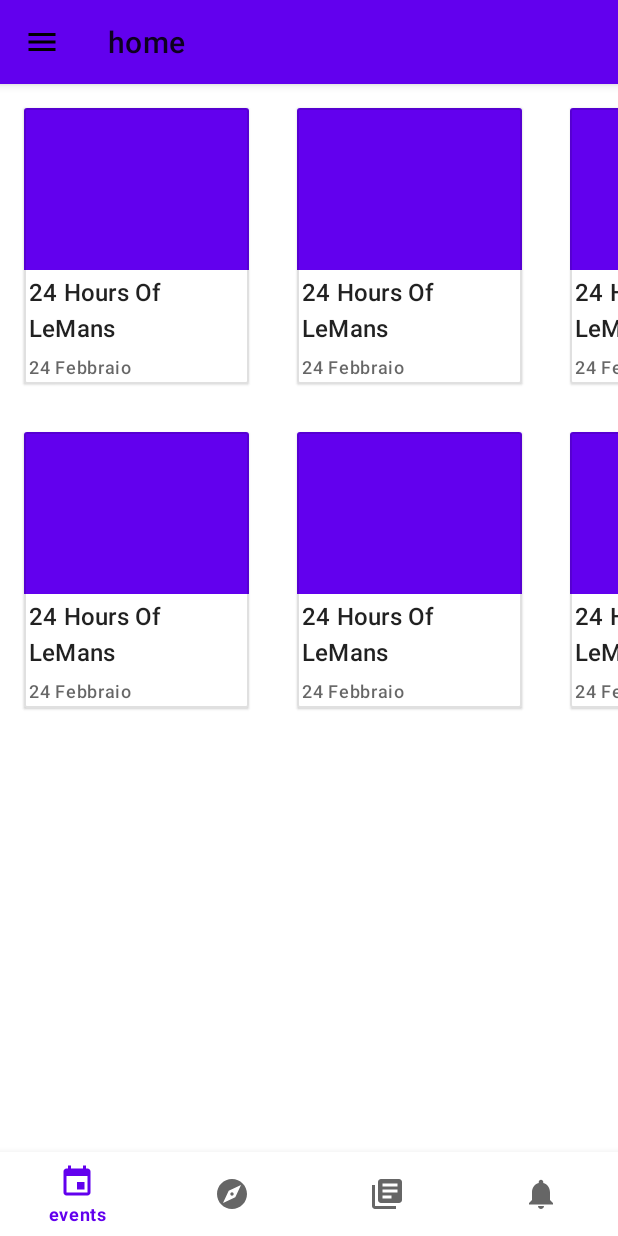
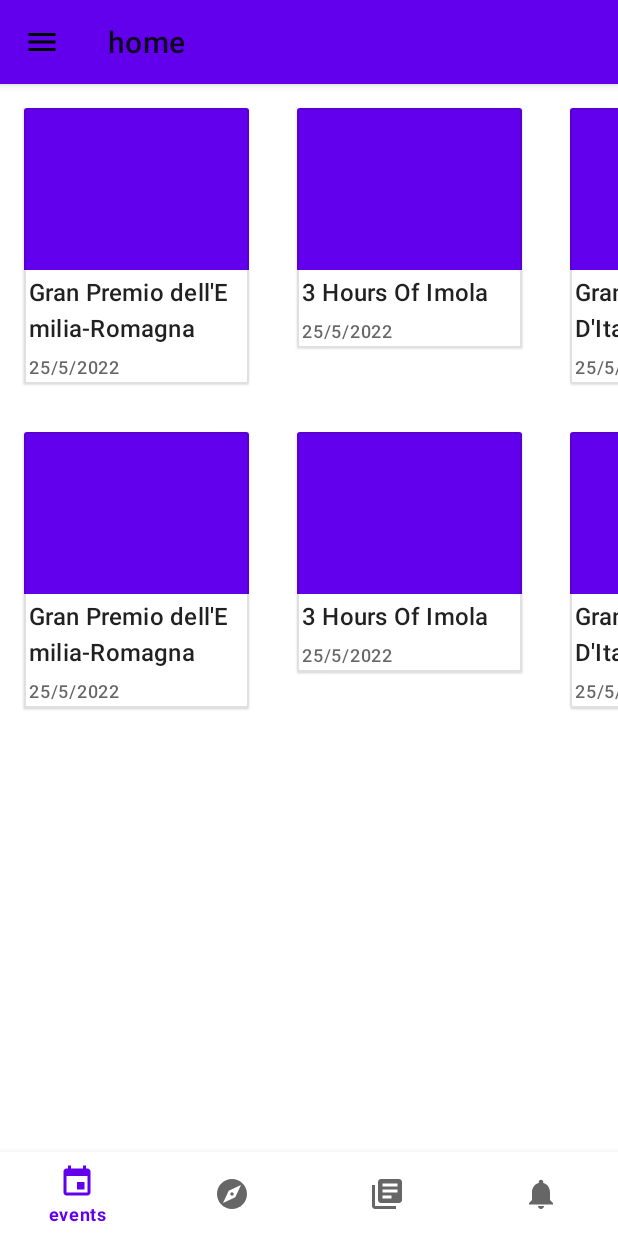
Before and after one commit to davbaldelli/MotorsportSpotter, an Android app: the screen it shows after launch (Home), on a phone screen of 412 x 824 dp. Run offline under Robolectric (Android 15) with nearby library versions, the phone set to English and light mode, and no system bars; our stand-ins replace Room's generated code.

Commit message:
added some elements to db

```diff
--- a/app/src/main/java/com/example/motorsportspotter/EventsApplication.kt
+++ b/app/src/main/java/com/example/motorsportspotter/EventsApplication.kt
@@ -5,9 +5,13 @@ import com.example.motorsportspotter.room.EventDatabase
 import com.example.motorsportspotter.room.repositories.ChampionshipRepository
 import com.example.motorsportspotter.room.repositories.EventRepository
 import com.example.motorsportspotter.room.repositories.TracksRepository
+import kotlinx.coroutines.CoroutineScope
+import kotlinx.coroutines.SupervisorJob
 
 class EventsApplication : Application() {
-    private val database by lazy { EventDatabase.getDatabase(this) }
+    private val applicationScope = CoroutineScope(SupervisorJob())
+
+    private val database by lazy { EventDatabase.getDatabase(this,applicationScope) }
     val eventRepository by lazy { EventRepository(database.eventDao()) }
     val tracksRepository by lazy { TracksRepository(database.trackDao()) }
     val championshipRepository by lazy { ChampionshipRepository(database.championshipDao()) }
--- a/app/src/main/java/com/example/motorsportspotter/components/recyclerviews/CardAdapter.kt
+++ b/app/src/main/java/com/example/motorsportspotter/components/recyclerviews/CardAdapter.kt
@@ -1,12 +1,13 @@
 package com.example.motorsportspotter.components.recyclerviews
 
-import android.annotation.SuppressLint
 import android.app.Activity
+import android.util.Log
 import android.view.LayoutInflater
 import android.view.View
 import android.view.ViewGroup
 import android.widget.ImageView
 import android.widget.TextView
+import android.widget.Toast
 import androidx.recyclerview.widget.RecyclerView
 import com.example.motorsportspotter.R
 
@@ -28,10 +29,9 @@ class CardAdapter(private var cardItemList : ArrayList<Event>, val activity: Act
         return cardItemList.count()
     }
 
-    @SuppressLint("NotifyDataSetChanged")
     fun updateList(events : List<Event>){
-        cardItemList.addAll(events)
-        notifyDataSetChanged()
+        cardItemList.addAll(0,events)
+        notifyItemRangeInserted(0, events.count())
     }
 }
 
--- a/app/src/main/java/com/example/motorsportspotter/fragments/EventFragment.kt
+++ b/app/src/main/java/com/example/motorsportspotter/fragments/EventFragment.kt
@@ -14,7 +14,9 @@ import com.example.motorsportspotter.EventsApplication
 import com.example.motorsportspotter.R
 import com.example.motorsportspotter.components.recyclerviews.CardAdapter
 import com.example.motorsportspotter.components.recyclerviews.Event
+import com.example.motorsportspotter.room.entities.Championship
 import com.example.motorsportspotter.room.entities.DBEntitiesConvertersFactory
+import com.example.motorsportspotter.room.entities.Track
 import com.example.motorsportspotter.room.viewmodel.EventsViewModel
 import com.example.motorsportspotter.room.viewmodel.EventsViewModelFactory
 import java.util.*
@@ -46,11 +48,10 @@ class EventFragment : Fragment() {
         super.onViewCreated(view, savedInstanceState)
         if(this.activity != null){
             setRecyclerView(this.requireActivity())
-            eventViewModel.allEvents.observe(viewLifecycleOwner, Observer { events ->
+            eventViewModel.allEvents.observe(viewLifecycleOwner) { events ->
                 // Update the cached copy of the words in the adapter.
-                events?.let { items -> adapter.updateList(eventConverter.convertAll(items)) }
-            })
-
+                events.let { adapter.updateList(eventConverter.convertAll(it)) }
+            }
         } else {
             Log.e("ERROR", "activity is null")
         }
@@ -59,9 +60,9 @@ class EventFragment : Fragment() {
 
     private fun setRecyclerView(activity : Activity){
         followedEventsRecyclerView = activity.findViewById(R.id.home_events_recycler_view)
-        followedEventsRecyclerView.setHasFixedSize(true)
+        followedEventsRecyclerView.setHasFixedSize(false)
         followedTracksRecyclerView = activity.findViewById(R.id.home_tracks_recycler_view)
-        followedTracksRecyclerView.setHasFixedSize(true)
+        followedTracksRecyclerView.setHasFixedSize(false)
         val events = ArrayList<Event>()
         Collections.addAll(events, Event("24 Hours Of LeMans","24 Febbraio","Circuit De La Sharthe","","WEC 2022"),
             Event("24 Hours Of LeMans","24 Febbraio","Circuit De La Sharthe","","WEC 2022"),
--- a/app/src/main/java/com/example/motorsportspotter/room/EventDatabase.kt
+++ b/app/src/main/java/com/example/motorsportspotter/room/EventDatabase.kt
@@ -1,15 +1,19 @@
 package com.example.motorsportspotter.room
 
 import android.content.Context
+import android.util.Log
 import androidx.room.Database
 import androidx.room.Room
 import androidx.room.RoomDatabase
+import androidx.sqlite.db.SupportSQLiteDatabase
 import com.example.motorsportspotter.room.dao.ChampionshipDao
 import com.example.motorsportspotter.room.dao.EventDao
 import com.example.motorsportspotter.room.dao.TrackDao
 import com.example.motorsportspotter.room.entities.Championship
 import com.example.motorsportspotter.room.entities.Event
 import com.example.motorsportspotter.room.entities.Track
+import kotlinx.coroutines.CoroutineScope
+import kotlinx.coroutines.launch
 
 @Database(entities = [Event::class, Track::class, Championship::class], version = 1, exportSchema = false)
 abstract class EventDatabase : RoomDatabase() {
@@ -18,22 +22,60 @@ abstract class EventDatabase : RoomDatabase() {
     abstract fun trackDao(): TrackDao
     abstract fun championshipDao(): ChampionshipDao
 
-    companion object{
-        private var INSTANCE :EventDatabase? = null
+    private class EventDatabaseCallback(private val scope: CoroutineScope) : RoomDatabase.Callback() {
 
-        fun getDatabase(context: Context) : EventDatabase{
+        override fun onCreate(db: SupportSQLiteDatabase) {
+            super.onCreate(db)
+            INSTANCE?.let { database ->
+                scope.launch {
+                    populateDatabase(database.eventDao(), database.trackDao(), database.championshipDao())
+                }
+            }
+        }
+
+        suspend fun populateDatabase(eventDao: EventDao, trackDao: TrackDao, championshipDao: ChampionshipDao) {
+
+            // Delete all content here.
+            eventDao.deleteAll()
+            trackDao.deleteAll()
+            championshipDao.deleteAll()
+
+            // Add sample elements.
+            trackDao.insert(Track(0,"44.34405459714158, 11.71431871153961","Autodromo Enzo e Dino Ferrari"))
+            trackDao.insert(Track(1,"44.34405459714158, 11.71431871153961","Autodromo Di Monza"))
+            championshipDao.insert(Championship(0,"Formula 1",2022))
+            championshipDao.insert(Championship(1,"GT WORLD CHALLENGE",2022))
+            eventDao.insert(Event(0,"Gran Premio dell'Emilia-Romagna",0,0,"25/5/2022",""))
+            eventDao.insert(Event(2,"Gran Premio D'Italia",1,0,"25/5/2022",""))
+            eventDao.insert(Event(1,"3 Hours Of Imola",0,1,"25/5/2022",""))
+        }
+    }
+
+    companion object {
+        @Volatile
+        private var INSTANCE: EventDatabase? = null
+
+        fun getDatabase(
+            context: Context,
+            scope: CoroutineScope
+        ): EventDatabase {
+            // if the INSTANCE is not null, then return it,
+            // if it is, then create the database
             return INSTANCE ?: synchronized(this) {
                 val instance = Room.databaseBuilder(
                     context.applicationContext,
                     EventDatabase::class.java,
-                    "event_database"
-                ).build()
+                    "word_database"
+                )
+                    .addCallback(EventDatabaseCallback(scope))
+                    .build()
                 INSTANCE = instance
+                // return instance
                 instance
             }
-
         }
-
     }
 
+
+
 }
--- a/app/src/main/java/com/example/motorsportspotter/room/dao/ChampionshipDao.kt
+++ b/app/src/main/java/com/example/motorsportspotter/room/dao/ChampionshipDao.kt
@@ -16,4 +16,8 @@ interface ChampionshipDao {
 
     @Query("SELECT * FROM championships WHERE id = :id")
     fun getChampionshipWithEvents(id : Int) : Championship
+
+    @Query("DELETE FROM championships")
+    suspend fun deleteAll()
+
 }
--- a/app/src/main/java/com/example/motorsportspotter/room/dao/EventDao.kt
+++ b/app/src/main/java/com/example/motorsportspotter/room/dao/EventDao.kt
@@ -14,4 +14,7 @@ interface EventDao {
 
     @Query("SELECT * FROM events")
     fun getAll() : Flow<List<EventWithTrackAndChamp>>
+
+    @Query("DELETE FROM events")
+    suspend fun deleteAll()
 }
--- a/app/src/main/java/com/example/motorsportspotter/room/dao/TrackDao.kt
+++ b/app/src/main/java/com/example/motorsportspotter/room/dao/TrackDao.kt
@@ -17,4 +17,7 @@ interface TrackDao {
 
     @Query("SELECT * FROM tracks WHERE id= :id")
     fun getTrackWithEvents(id : Int) : TrackWithEvents
+
+    @Query("DELETE FROM tracks")
+    suspend fun deleteAll()
 }
--- a/app/src/main/res/layout/event_fragment.xml
+++ b/app/src/main/res/layout/event_fragment.xml
@@ -8,7 +8,7 @@
     tools:context=".fragments.EventFragment">
 
     <HorizontalScrollView
-        android:layout_width="match_parent"
+        android:layout_width="wrap_content"
         android:layout_height="wrap_content">
 
         <androidx.recyclerview.widget.RecyclerView
@@ -21,7 +21,7 @@
     </HorizontalScrollView>
 
     <HorizontalScrollView
-        android:layout_width="match_parent"
+        android:layout_width="wrap_content"
         android:layout_height="wrap_content">
 
         <androidx.recyclerview.widget.RecyclerView
```
